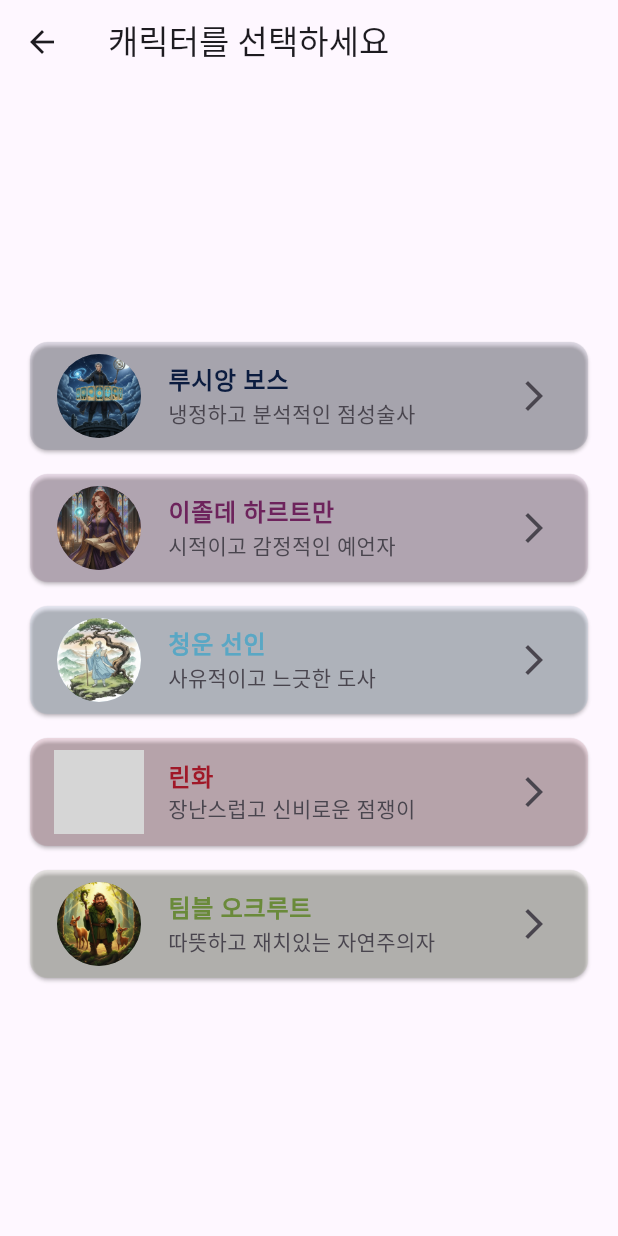
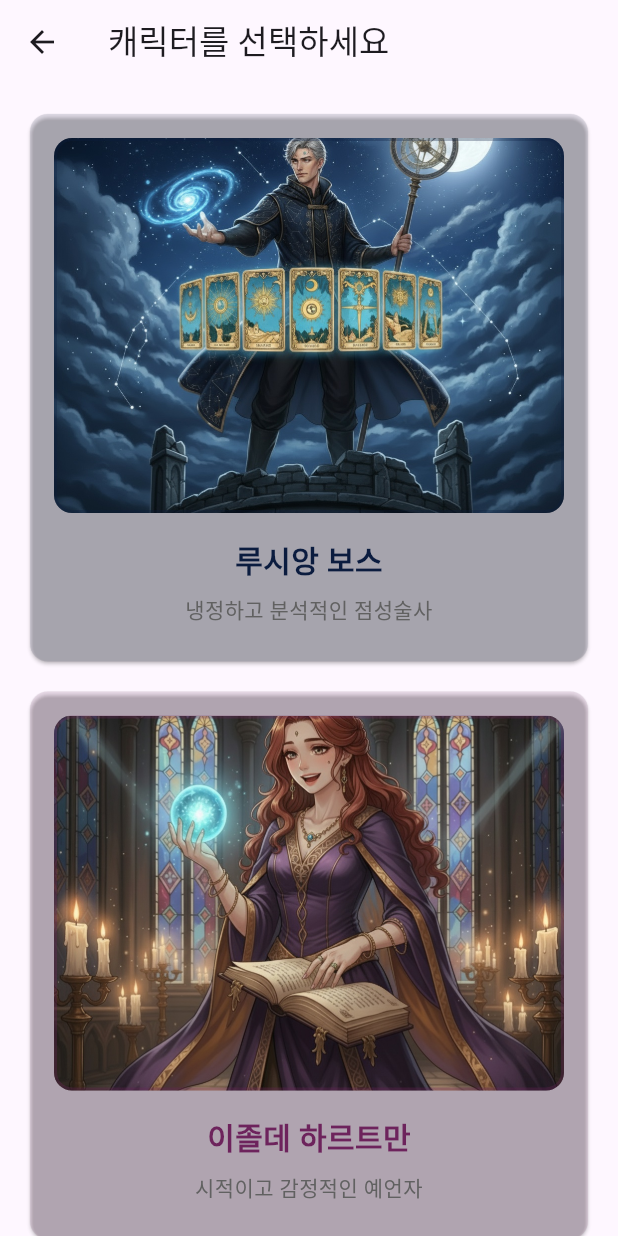
Before and after one commit to leekm-km/AI-Taro, a Flutter app: the screen it shows after launch, after a tap on "한국어", on a phone screen of 412 x 824 dp. Run offline on Flutter 3.47's test engine with Material 3 defaults, Android fonts, the phone set to English and light mode, and no system bars; our stand-ins replace flutter_markdown; grey boxes are pictures that could not be loaded.

Commit message:
Improve character selection display with larger images and descriptions
Update the character selection page to display larger, square images with character descriptions below, enhancing visual appeal and information delivery.

Replit-Commit-Author: Agent
Replit-Commit-Session-Id: a64f1db6-b8c9-464f-8edd-7bb9b69f23df
Replit-Commit-Checkpoint-Type: full_checkpoint
Replit-Commit-Screenshot-Url: https://storage.googleapis.com/screenshot-production-us-central1/62c39bb5-4ec1-4714-9d30-67a74f025606/a64f1db6-b8c9-464f-8edd-7bb9b69f23df/AG4ZsC4

```diff
--- a/ai_taro_oppa/lib/main.dart
+++ b/ai_taro_oppa/lib/main.dart
@@ -258,36 +258,16 @@ class _CharacterSelectPageState extends State<CharacterSelectPage> {
   Widget build(BuildContext context) {
     return Scaffold(
       appBar: AppBar(title: const Text('캐릭터를 선택하세요')),
-      body: Center(
-        child: Padding(
+      body: ListView.builder(
         padding: const EdgeInsets.all(20),
-          child: ListView.builder(
-            shrinkWrap: true,
         itemCount: personas.length,
         itemBuilder: (context, index) {
           final persona = personas[index];
           final imagePath = _personaImages[persona.id]!;
           return Card(
             color: persona.color.withOpacity(0.1),
-                margin: const EdgeInsets.symmetric(vertical: 8),
-                child: ListTile(
-                  leading: CircleAvatar(
-                    radius: 30,
-                    backgroundColor: persona.color.withOpacity(0.3),
-                    backgroundImage: AssetImage(imagePath),
-                    onBackgroundImageError: (exception, stackTrace) {
-                      print('Error loading image: $imagePath - $exception');
-                    },
-                  ),
-                  title: Text(
-                    persona.nameKo,
-                    style: TextStyle(
-                      fontWeight: FontWeight.bold,
-                      color: persona.color,
-                    ),
-                  ),
-                  subtitle: Text(persona.description),
-                  trailing: const Icon(Icons.arrow_forward_ios),
+            margin: const EdgeInsets.only(bottom: 20),
+            child: InkWell(
               onTap: () {
                 Navigator.of(context).push(
                   MaterialPageRoute(
@@ -299,11 +279,54 @@ class _CharacterSelectPageState extends State<CharacterSelectPage> {
                   ),
                 );
               },
-                ),
-              );
+              borderRadius: BorderRadius.circular(12),
+              child: Padding(
+                padding: const EdgeInsets.all(16),
+                child: Column(
+                  children: [
+                    Container(
+                      width: double.infinity,
+                      height: 250,
+                      decoration: BoxDecoration(
+                        borderRadius: BorderRadius.circular(12),
+                        image: DecorationImage(
+                          image: AssetImage(imagePath),
+                          fit: BoxFit.cover,
+                          onError: (exception, stackTrace) {
+                            print('Error loading image: $imagePath - $exception');
                           },
                         ),
-        ),
+                        border: Border.all(
+                          color: persona.color.withOpacity(0.3),
+                          width: 2,
+                        ),
+                      ),
+                    ),
+                    const SizedBox(height: 16),
+                    Text(
+                      persona.nameKo,
+                      style: TextStyle(
+                        fontSize: 20,
+                        fontWeight: FontWeight.bold,
+                        color: persona.color,
+                      ),
+                    ),
+                    const SizedBox(height: 8),
+                    Text(
+                      persona.description,
+                      textAlign: TextAlign.center,
+                      style: TextStyle(
+                        fontSize: 14,
+                        color: Colors.grey[700],
+                      ),
+                    ),
+                    const SizedBox(height: 8),
+                  ],
+                ),
+              ),
+            ),
+          );
+        },
       ),
     );
   }
```
Also changed, not shown: attached_assets/image_1759931015355.png (added), 1 other file. Lines whose indentation alone changed are shown as unchanged.
